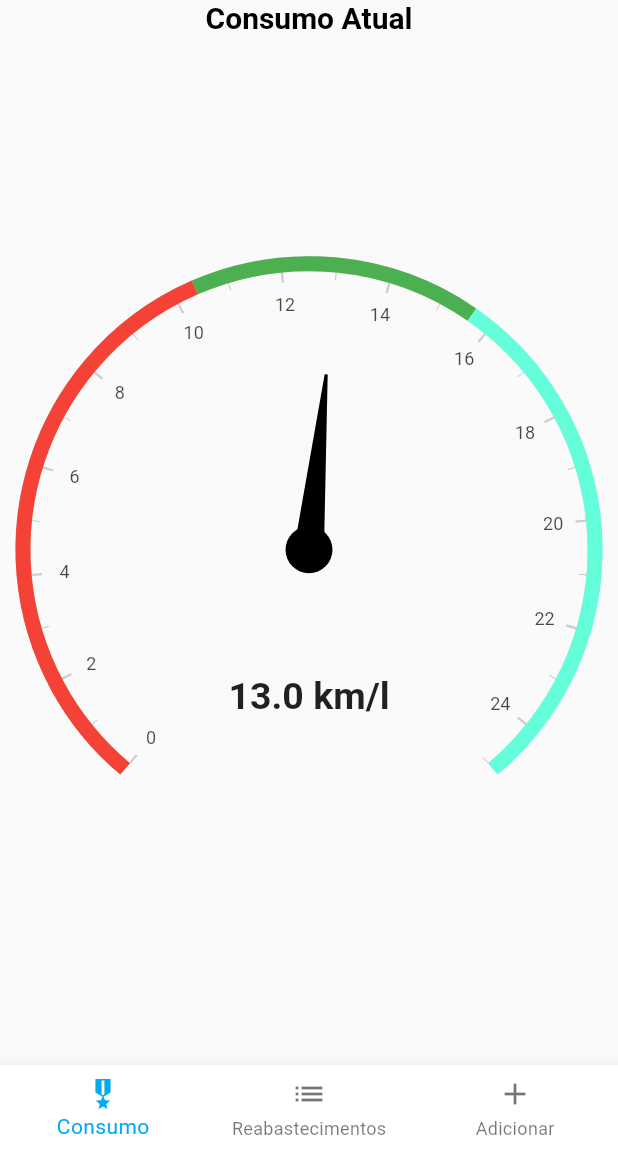
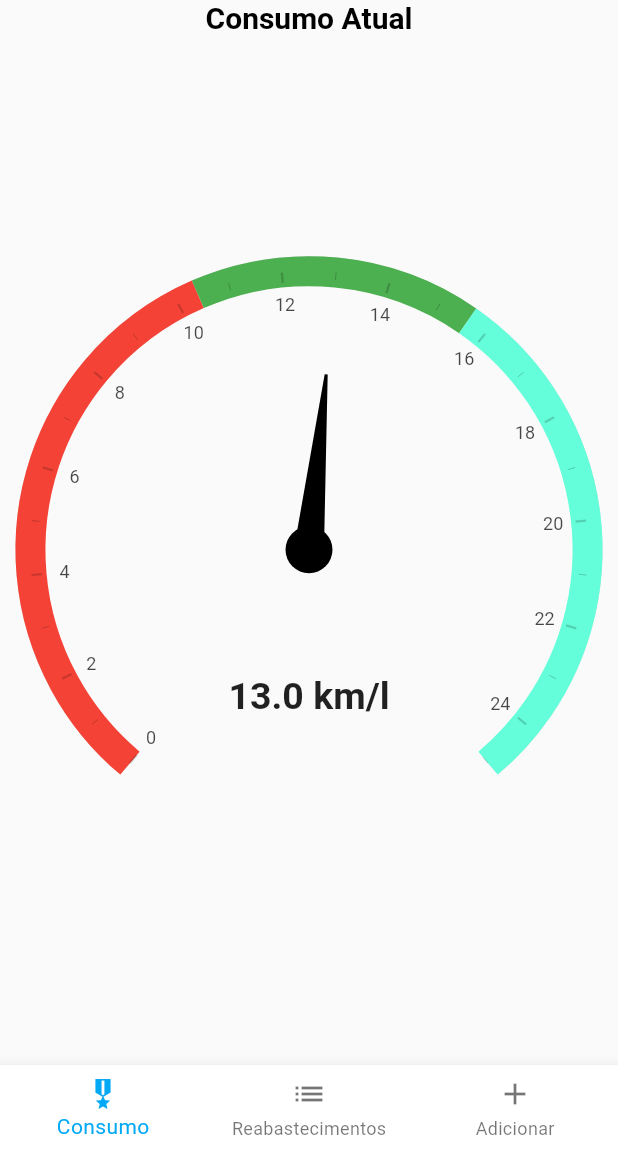
Before and after one commit to jdosaraiva/fuel_consumption, a Flutter app: the screen it shows after launch, on a phone screen of 412 x 824 dp, the part 84-1236 px from its top. Run offline on Flutter 3.47's test engine with Material 2 defaults, Android fonts, the phone set to English and light mode, and no system bars; drawn by our look-alikes of syncfusion_flutter_gauges; our stand-ins replace csv, logger, sqflite; accounts and stored records are empty.

Commit message:
Realizar pequenos ajustes

```diff
--- a/lib/dao/reabastecimento_dao.dart
+++ b/lib/dao/reabastecimento_dao.dart
@@ -33,6 +33,7 @@ class ReabastecimentoDao {
       version: 2,
     );
   }
+
 
   Future<void> onDatabaseCreated(Database db, int version) async {
     List<RegistroAbastecimento> dados = await carregarDados();
--- a/lib/main.dart
+++ b/lib/main.dart
@@ -33,7 +33,7 @@ class MyApp extends StatelessWidget {
 }
 
 class MyHomePage extends StatefulWidget {
-  MyHomePage({Key? key, required this.title, required this.dados})
+  const MyHomePage({Key? key, required this.title, required this.dados})
       : super(key: key);
   final String title;
   final List<RegistroAbastecimento> dados;
@@ -65,7 +65,7 @@ class _MyHomePageState extends State<MyHomePage> {
 //    initBaseFromDados();
 
     _pages = [
-      ConsumoCombustivelWidget(),
+      const ConsumoCombustivelWidget(),
       const ReabastecimentoList(),
       const AdicionarReabastecimentoForm(),
     ];
--- a/lib/screens/consumo_widget.dart
+++ b/lib/screens/consumo_widget.dart
@@ -6,14 +6,14 @@ import 'package:intl/intl.dart';
 import 'package:syncfusion_flutter_gauges/gauges.dart';
 
 class ConsumoCombustivelWidget extends StatefulWidget {
-  ConsumoCombustivelWidget({Key? key}) : super(key: key);
+  const ConsumoCombustivelWidget({Key? key}) : super(key: key);
 
   @override
-  _ConsumoCombustivelWidgetState createState() =>
-      _ConsumoCombustivelWidgetState();
+  ConsumoCombustivelWidgetState createState() =>
+      ConsumoCombustivelWidgetState();
 }
 
-class _ConsumoCombustivelWidgetState extends State<ConsumoCombustivelWidget> {
+class ConsumoCombustivelWidgetState extends State<ConsumoCombustivelWidget> {
   final format = NumberFormat('0.0');
   double _consumo = 11.0;
 
@@ -46,7 +46,6 @@ class _ConsumoCombustivelWidgetState extends State<ConsumoCombustivelWidget> {
     return MaterialApp(
       home: Scaffold(
         body: Center(
-          child: Container(
           child: StreamBuilder<double>(
             stream: consumoStream,
             initialData: _consumo,
@@ -64,35 +63,33 @@ class _ConsumoCombustivelWidgetState extends State<ConsumoCombustivelWidget> {
                         startValue: 0,
                         endValue: 10.4,
                         color: Colors.red,
-                          startWidth: 10,
-                          endWidth: 10,
+                        startWidth: 20,
+                        endWidth: 20,
                       ),
                       GaugeRange(
                         startValue: 10.4,
                         endValue: 15.6,
                         color: Colors.green,
-                          startWidth: 10,
-                          endWidth: 10,
+                        startWidth: 20,
+                        endWidth: 20,
                       ),
                       GaugeRange(
                         startValue: 15.6,
                         endValue: 25,
                         color: Colors.tealAccent,
-                          startWidth: 10,
-                          endWidth: 10,
+                        startWidth: 20,
+                        endWidth: 20,
                       ),
                     ],
                     annotations: <GaugeAnnotation>[
                       GaugeAnnotation(
                         angle: 90,
                         positionFactor: 0.5,
-                          widget: Container(
-                            child: Text(
+                        widget: Text(
                           '${format.format(snapshot.data ?? _consumo)} km/l',
                           style: const TextStyle(
                             fontSize: 25.0,
                             fontWeight: FontWeight.bold,
-                              ),
                           ),
                         ),
                       ),
@@ -111,7 +108,6 @@ class _ConsumoCombustivelWidgetState extends State<ConsumoCombustivelWidget> {
           ),
         ),
       ),
-      ),
     );
   }
 }
--- a/lib/screens/reabastecimento_list.dart
+++ b/lib/screens/reabastecimento_list.dart
@@ -14,7 +14,13 @@ class ReabastecimentoList extends StatefulWidget {
 class ReabastecimentoListState extends State<ReabastecimentoList> {
   final _dao = ReabastecimentoDao();
   bool selected = false;
+  int _selectedIndex = -1;
 
+  void _onItemSelected(int index) {
+    setState(() {
+      _selectedIndex = index;
+    });
+  }
   @override
   Widget build(BuildContext context) {
     return Scaffold(
@@ -40,13 +46,16 @@ class ReabastecimentoListState extends State<ReabastecimentoList> {
                     final dataFormatada = DateFormat('dd/MM/yyyy')
                         .format(reabastecimento.dataReabastecimento);
                     return GestureDetector(
+                      onTap: () {
+                        _onItemSelected(index);
+                      },
                       onLongPress: () {
                         showDialog(
                           context: context,
                           builder: (BuildContext context) {
                             return AlertDialog(
-                              title: Text('Excluir registro'),
-                              content: Text(
+                              title: const Text('Excluir registro'),
+                              content: const Text(
                                   'Tem certeza que deseja excluir este registro?'),
                               actions: <Widget>[
                                 TextButton(
@@ -79,12 +88,15 @@ class ReabastecimentoListState extends State<ReabastecimentoList> {
                           },
                         );
                       },
+                      child: Container(
+                        color: _selectedIndex == index ? Colors.lightBlueAccent : null,
                         child: ListTile(
                           selected: selected,
                           title: Text(
                               '$dataFormatada - ${reabastecimento.kilometragem} Km'),
                           subtitle: Text(
                               '${reabastecimento.combustivel.info.descricao} - ${reabastecimento.quantidade} litros'),
+                        ),
                       ),
                     );
                   },
```
Lines whose indentation alone changed are shown as unchanged.
